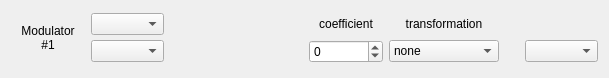
Qt form sources/editor/modulator/modulatorcell.ui (davy7125/polyphone) before a commit.
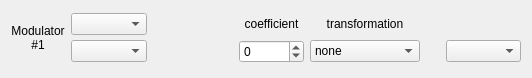
The same form after that commit. Custom widgets are drawn as their Qt base class.

What changed in the file:
```diff
--- a/sources/editor/modulator/modulatorcell.ui
+++ b/sources/editor/modulator/modulatorcell.ui
@@ -6,7 +6,7 @@
    <rect>
     <x>0</x>
     <y>0</y>
-    <width>609</width>
+    <width>532</width>
     <height>78</height>
    </rect>
   </property>
@@ -54,13 +54,34 @@
     </widget>
    </item>
    <item row="1" column="1">
-    <widget class="ModulatorComboSrc" name="comboSource2"/>
+    <widget class="ModulatorComboSrc" name="comboSource2">
+     <property name="sizePolicy">
+      <sizepolicy hsizetype="Expanding" vsizetype="Fixed">
+       <horstretch>0</horstretch>
+       <verstretch>0</verstretch>
+      </sizepolicy>
+     </property>
+    </widget>
    </item>
    <item row="1" column="8">
-    <widget class="ModulatorComboDest" name="comboDestination"/>
+    <widget class="ModulatorComboDest" name="comboDestination">
+     <property name="sizePolicy">
+      <sizepolicy hsizetype="Expanding" vsizetype="Fixed">
+       <horstretch>0</horstretch>
+       <verstretch>0</verstretch>
+      </sizepolicy>
+     </property>
+    </widget>
    </item>
    <item row="0" column="1">
-    <widget class="ModulatorComboSrc" name="comboSource1"/>
+    <widget class="ModulatorComboSrc" name="comboSource1">
+     <property name="sizePolicy">
+      <sizepolicy hsizetype="Expanding" vsizetype="Fixed">
+       <horstretch>0</horstretch>
+       <verstretch>0</verstretch>
+      </sizepolicy>
+     </property>
+    </widget>
    </item>
    <item row="1" column="6">
     <widget class="QComboBox" name="comboTransform">
```
